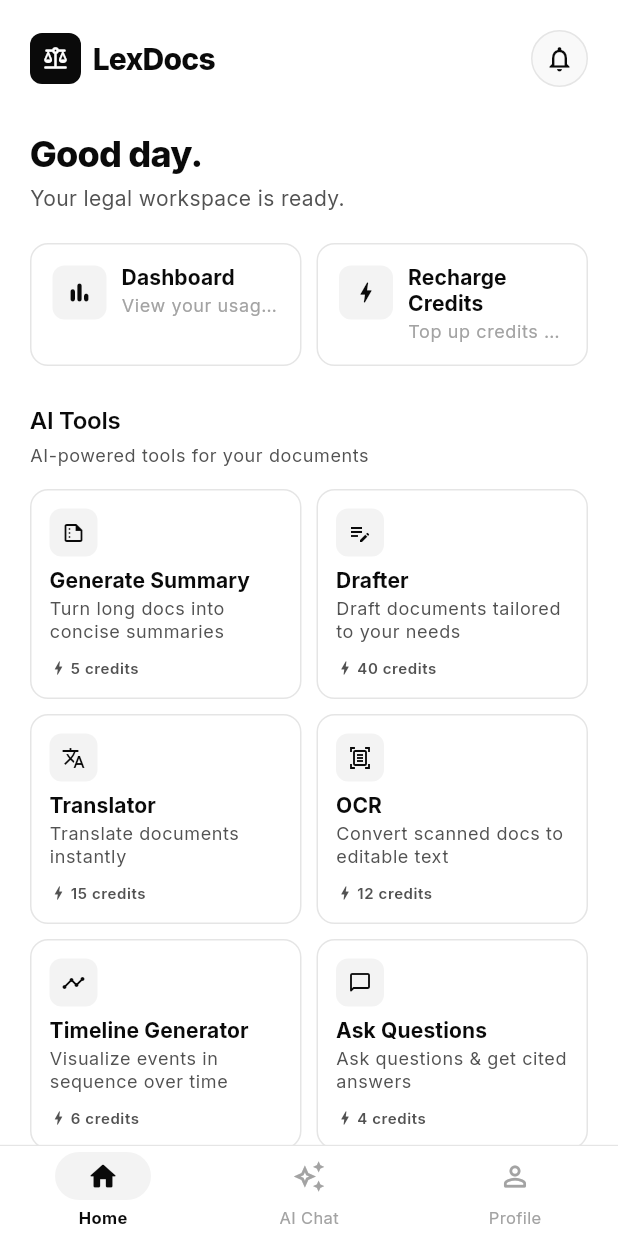
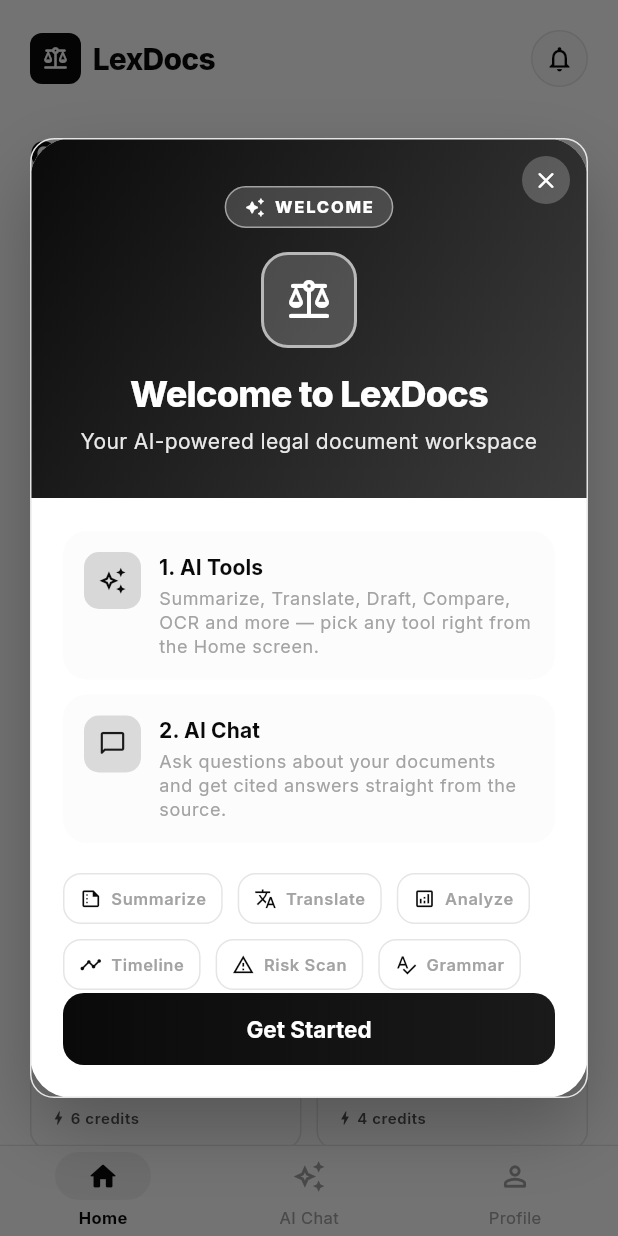
Before and after one commit to anujywork1817-hash/manuworks-new, a Flutter app: the DashboardScreen screen opened by its route, on a phone screen of 412 x 824 dp. Run offline on Flutter 3.47's test engine with Material 3 defaults, Android fonts, the phone set to English and light mode, and no system bars; our stand-ins replace dio, file_picker, fl_chart, flutter_local_notifications, flutter_markdown, flutter_riverpod and 10 more; missing offline and left inert: dart:html, razorpay_flutter; accounts and stored records are empty; network calls fail.

Commit message:
Add polished first-run welcome dialog for LexDocs
Shows a one-time onboarding dialog on the Dashboard (gradient hero,
icons for the two ways to use the app, feature chips for the AI
tools, and highlight rows for Dashboard/Credits/Documents) instead
of no onboarding at all. Persists dismissal via shared_preferences
so it only appears once per install.

Co-Authored-By: Claude Sonnet 5 <noreply@anthropic.com>

```diff
--- a/flutter/docassist_app/lib/features/dashboard/screens/dashboard_screen.dart
+++ b/flutter/docassist_app/lib/features/dashboard/screens/dashboard_screen.dart
@@ -7,6 +7,7 @@ import '../../../core/network/dio_client.dart';
 import '../../auth/providers/auth_provider.dart';
 import '../../notifications/providers/notifications_provider.dart';
 import '../../../core/services/usage_tracker.dart';
+import '../widgets/welcome_dialog.dart';
 
 final dashboardStatsProvider = FutureProvider<Map<String, dynamic>>((ref) async {
   try {
@@ -20,11 +21,23 @@ final dashboardStatsProvider = FutureProvider<Map<String, dynamic>>((ref) async
   }
 });
 
-class DashboardScreen extends ConsumerWidget {
+class DashboardScreen extends ConsumerStatefulWidget {
   const DashboardScreen({super.key});
+  @override
+  ConsumerState<DashboardScreen> createState() => _DashboardScreenState();
+}
+
+class _DashboardScreenState extends ConsumerState<DashboardScreen> {
+  @override
+  void initState() {
+    super.initState();
+    WidgetsBinding.instance.addPostFrameCallback((_) {
+      if (mounted) maybeShowWelcomeDialog(context);
+    });
+  }
 
   @override
-  Widget build(BuildContext context, WidgetRef ref) {
+  Widget build(BuildContext context) {
     ref.watch(dashboardStatsProvider); // keeps stats cached/refreshed for other screens
     final userAsync   = ref.watch(currentUserProvider);
     final unreadCount = ref.watch(notificationsProvider.select((s) => s.unreadCount));
--- /dev/null
+++ b/flutter/docassist_app/lib/features/dashboard/widgets/welcome_dialog.dart
@@ -0,0 +1,285 @@
+import 'package:flutter/material.dart';
+import 'package:shared_preferences/shared_preferences.dart';
+import '../../ai_features/screens/ai_feature_detail_screen.dart';
+
+const _kWelcomeSeenKey = 'welcome_dialog_seen_v1';
+
+/// Shows the first-run welcome dialog once per install. Safe to call on
+/// every Dashboard build — it no-ops after the first successful dismissal.
+Future<void> maybeShowWelcomeDialog(BuildContext context) async {
+  final prefs = await SharedPreferences.getInstance();
+  if (prefs.getBool(_kWelcomeSeenKey) == true) return;
+  if (!context.mounted) return;
+  await showGeneralDialog(
+    context: context,
+    barrierDismissible: true,
+    barrierLabel: 'Welcome',
+    barrierColor: Colors.black.withValues(alpha: 0.55),
+    transitionDuration: const Duration(milliseconds: 320),
+    pageBuilder: (_, __, ___) => const _WelcomeDialog(),
+    transitionBuilder: (_, anim, __, child) => FadeTransition(
+      opacity: anim,
+      child: ScaleTransition(
+        scale: Tween<double>(begin: 0.92, end: 1).animate(
+            CurvedAnimation(parent: anim, curve: Curves.easeOutCubic)),
+        child: child,
+      ),
+    ),
+  );
+  await prefs.setBool(_kWelcomeSeenKey, true);
+}
+
+class _WelcomeDialog extends StatelessWidget {
+  const _WelcomeDialog();
+
+  static const _highlightFeatures = [
+    'summarize', 'translate', 'analyze', 'timeline', 'risks', 'grammar',
+  ];
+
+  @override
+  Widget build(BuildContext context) {
+    final cs = Theme.of(context).colorScheme;
+    final tt = Theme.of(context).textTheme;
+
+    return Dialog(
+      insetPadding: const EdgeInsets.symmetric(horizontal: 20, vertical: 40),
+      backgroundColor: Colors.transparent,
+      child: ConstrainedBox(
+        constraints: const BoxConstraints(maxWidth: 420, maxHeight: 640),
+        child: Container(
+          clipBehavior: Clip.antiAlias,
+          decoration: BoxDecoration(
+            color: cs.surface,
+            borderRadius: BorderRadius.circular(28),
+            boxShadow: [BoxShadow(
+              color: Colors.black.withValues(alpha: 0.25),
+              blurRadius: 40, offset: const Offset(0, 20))],
+          ),
+          child: Column(mainAxisSize: MainAxisSize.min, children: [
+            // ── Gradient hero ─────────────────────────────────────────────
+            Stack(children: [
+              Container(
+                width: double.infinity,
+                padding: const EdgeInsets.fromLTRB(24, 32, 24, 28),
+                decoration: BoxDecoration(
+                  gradient: LinearGradient(
+                    begin: Alignment.topLeft, end: Alignment.bottomRight,
+                    colors: [cs.primary, cs.secondary.withValues(alpha: 0.85)],
+                  ),
+                ),
+                child: Column(children: [
+                  Container(
+                    padding: const EdgeInsets.symmetric(horizontal: 12, vertical: 5),
+                    decoration: BoxDecoration(
+                      color: Colors.white.withValues(alpha: 0.18),
+                      borderRadius: BorderRadius.circular(20),
+                      border: Border.all(color: Colors.white.withValues(alpha: 0.5)),
+                    ),
+                    child: Row(mainAxisSize: MainAxisSize.min, children: [
+                      const Icon(Icons.auto_awesome_rounded, size: 14, color: Colors.white),
+                      const SizedBox(width: 6),
+                      Text('WELCOME', style: tt.labelSmall?.copyWith(
+                          color: Colors.white, fontWeight: FontWeight.w800, letterSpacing: 1.2)),
+                    ]),
+                  ),
+                  const SizedBox(height: 16),
+                  Container(
+                    width: 64, height: 64,
+                    decoration: BoxDecoration(
+                      color: Colors.white.withValues(alpha: 0.2),
+                      borderRadius: BorderRadius.circular(18),
+                      border: Border.all(color: Colors.white.withValues(alpha: 0.6), width: 2),
+                    ),
+                    child: const Icon(Icons.balance_rounded, color: Colors.white, size: 32),
+                  ),
+                  const SizedBox(height: 14),
+                  Text('Welcome to LexDocs',
+                    textAlign: TextAlign.center,
+                    style: tt.headlineSmall?.copyWith(
+                        color: Colors.white, fontWeight: FontWeight.w800, letterSpacing: -0.5)),
+                  const SizedBox(height: 6),
+                  Text('Your AI-powered legal document workspace',
+                    textAlign: TextAlign.center,
+                    style: tt.bodyMedium?.copyWith(color: Colors.white.withValues(alpha: 0.9))),
+                ]),
+              ),
+              Positioned(
+                top: 12, right: 12,
+                child: _CloseButton(onTap: () => Navigator.of(context).pop()),
+              ),
+            ]),
+
+            // ── Body ─────────────────────────────────────────────────────
+            Flexible(
+              child: SingleChildScrollView(
+                padding: const EdgeInsets.fromLTRB(22, 22, 22, 22),
+                child: Column(crossAxisAlignment: CrossAxisAlignment.start, children: [
+                  _WayCard(
+                    icon: Icons.auto_awesome_outlined,
+                    iconColor: cs.primary,
+                    title: '1. AI Tools',
+                    body: 'Summarize, Translate, Draft, Compare, OCR and more — '
+                        'pick any tool right from the Home screen.',
+                    cs: cs, tt: tt,
+                  ),
+                  const SizedBox(height: 10),
+                  _WayCard(
+                    icon: Icons.chat_bubble_outline_rounded,
+                    iconColor: cs.secondary,
+                    title: '2. AI Chat',
+                    body: 'Ask questions about your documents and get cited '
+                        'answers straight from the source.',
+                    cs: cs, tt: tt,
+                  ),
+                  const SizedBox(height: 20),
+
+                  // Feature icon strip
+                  Wrap(
+                    spacing: 10, runSpacing: 10,
+                    children: _highlightFeatures.map((id) {
+                      final f = kAiFeatures.firstWhere((e) => e.id == id);
+                      return _FeatureChip(icon: f.icon, label: f.label, cs: cs, tt: tt);
+                    }).toList(),
+                  ),
+                  const SizedBox(height: 22),
+
+                  Text('YOU\'LL ALSO FIND', style: tt.labelSmall?.copyWith(
+                      color: cs.onSurface.withValues(alpha: 0.5), letterSpacing: 1.2, fontWeight: FontWeight.w700)),
+                  const SizedBox(height: 10),
+                  _HighlightRow(icon: Icons.bar_chart_rounded,
+                      title: 'Dashboard', subtitle: 'Track your usage & activity', cs: cs, tt: tt),
+                  const SizedBox(height: 10),
+                  _HighlightRow(icon: Icons.bolt_rounded,
+                      title: 'Credits', subtitle: 'Recharge and manage your balance', cs: cs, tt: tt),
+                  const SizedBox(height: 10),
+                  _HighlightRow(icon: Icons.folder_outlined,
+                      title: 'Documents', subtitle: 'Every file you upload, in one place', cs: cs, tt: tt),
+                ]),
+              ),
+            ),
+
+            // ── CTA ──────────────────────────────────────────────────────
+            Padding(
+              padding: const EdgeInsets.fromLTRB(22, 0, 22, 22),
+              child: SizedBox(
+                width: double.infinity,
+                child: DecoratedBox(
+                  decoration: BoxDecoration(
+                    borderRadius: BorderRadius.circular(14),
+                    gradient: LinearGradient(colors: [cs.primary, cs.secondary]),
+                  ),
+                  child: ElevatedButton(
+                    onPressed: () => Navigator.of(context).pop(),
+                    style: ElevatedButton.styleFrom(
+                      backgroundColor: Colors.transparent,
+                      shadowColor: Colors.transparent,
+                      foregroundColor: cs.onPrimary,
+                      padding: const EdgeInsets.symmetric(vertical: 15),
+                      shape: RoundedRectangleBorder(borderRadius: BorderRadius.circular(14)),
+                    ),
+                    child: const Text('Get Started', style: TextStyle(fontWeight: FontWeight.w700, fontSize: 15)),
+                  ),
+                ),
+              ),
+            ),
+          ]),
+        ),
+      ),
+    );
+  }
+}
+
+class _CloseButton extends StatelessWidget {
+  final VoidCallback onTap;
+  const _CloseButton({required this.onTap});
+  @override
+  Widget build(BuildContext context) => InkWell(
+    onTap: onTap,
+    customBorder: const CircleBorder(),
+    child: Container(
+      width: 32, height: 32,
+      decoration: BoxDecoration(
+        color: Colors.white.withValues(alpha: 0.22),
+        shape: BoxShape.circle,
+      ),
+      child: const Icon(Icons.close_rounded, color: Colors.white, size: 18),
+    ),
+  );
+}
+
+class _WayCard extends StatelessWidget {
+  final IconData icon;
+  final Color iconColor;
+  final String title, body;
+  final ColorScheme cs;
+  final TextTheme tt;
+  const _WayCard({required this.icon, required this.iconColor, required this.title,
+      required this.body, required this.cs, required this.tt});
+
+  @override
+  Widget build(BuildContext context) => Container(
+    padding: const EdgeInsets.all(14),
+    decoration: BoxDecoration(
+      color: cs.surfaceContainerHighest.withValues(alpha: 0.5),
+      borderRadius: BorderRadius.circular(16),
+    ),
+    child: Row(crossAxisAlignment: CrossAxisAlignment.start, children: [
+      Container(
+        width: 38, height: 38,
+        decoration: BoxDecoration(color: iconColor.withValues(alpha: 0.15), borderRadius: BorderRadius.circular(10)),
+        child: Icon(icon, color: iconColor, size: 19),
+      ),
+      const SizedBox(width: 12),
+      Expanded(child: Column(crossAxisAlignment: CrossAxisAlignment.start, children: [
+        Text(title, style: tt.labelLarge?.copyWith(fontWeight: FontWeight.w700)),
+        const SizedBox(height: 3),
+        Text(body, style: tt.bodySmall?.copyWith(height: 1.35)),
+      ])),
+    ]),
+  );
+}
+
+class _FeatureChip extends StatelessWidget {
+  final IconData icon;
+  final String label;
+  final ColorScheme cs;
+  final TextTheme tt;
+  const _FeatureChip({required this.icon, required this.label, required this.cs, required this.tt});
+
+  @override
+  Widget build(BuildContext context) => Container(
+    padding: const EdgeInsets.symmetric(horizontal: 10, vertical: 8),
+    decoration: BoxDecoration(
+      borderRadius: BorderRadius.circular(12),
+      border: Border.all(color: cs.outline),
+    ),
+    child: Row(mainAxisSize: MainAxisSize.min, children: [
+      Icon(icon, size: 15, color: cs.primary),
+      const SizedBox(width: 6),
+      Text(label, style: tt.labelSmall?.copyWith(fontWeight: FontWeight.w600)),
+    ]),
+  );
+}
+
+class _HighlightRow extends StatelessWidget {
+  final IconData icon;
+  final String title, subtitle;
+  final ColorScheme cs;
+  final TextTheme tt;
+  const _HighlightRow({required this.icon, required this.title, required this.subtitle,
+      required this.cs, required this.tt});
+
+  @override
+  Widget build(BuildContext context) => Row(children: [
+    Container(
+      width: 34, height: 34,
+      decoration: BoxDecoration(color: cs.primaryContainer, borderRadius: BorderRadius.circular(9)),
+      child: Icon(icon, color: cs.primary, size: 17),
+    ),
+    const SizedBox(width: 12),
+    Expanded(child: Column(crossAxisAlignment: CrossAxisAlignment.start, children: [
+      Text(title, style: tt.labelLarge?.copyWith(fontWeight: FontWeight.w700)),
+      Text(subtitle, style: tt.bodySmall),
+    ])),
+  ]);
+}
```
